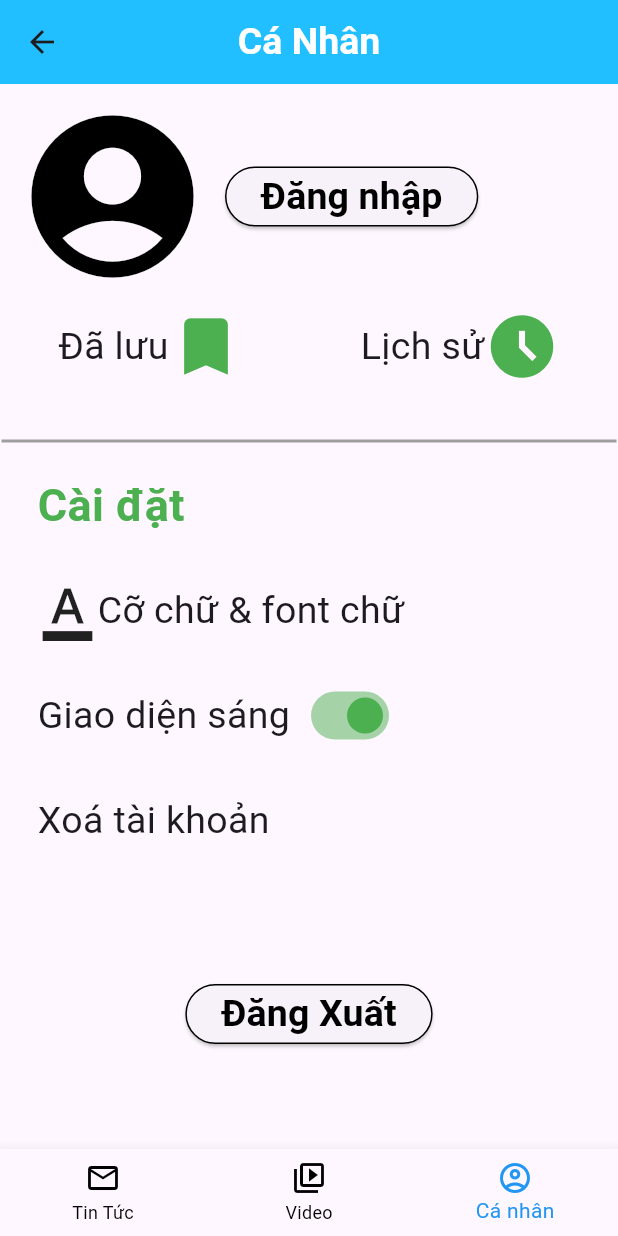
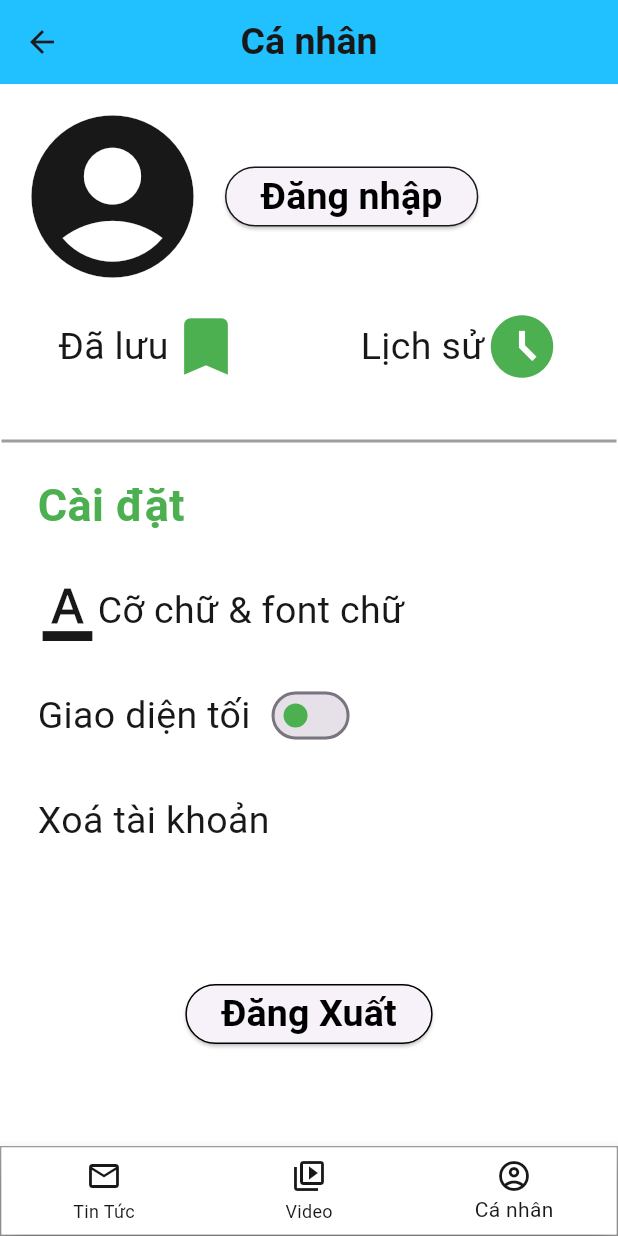
Before and after one commit to nhattruonghaki/DoAnTinTuc, a Flutter app: the CaNhan screen opened by its route, on a phone screen of 412 x 824 dp. Run offline on Flutter 3.47's test engine with Material 3 defaults, Android fonts, the phone set to English and light mode, and no system bars.

Commit message:
Trang main sửa lại void main, TrangCaNhan thêm dòng 20,22,23,26 sửa lại các color, textcolor và cách chuyển trang, Các trang còn lại cũng gần giống TrangCaNhan

```diff
--- /dev/null
+++ b/itnew/lib/Models/ThemeProvider.dart
@@ -0,0 +1,12 @@
+import 'package:flutter/foundation.dart';
+
+class ThemeProvider extends ChangeNotifier {
+  bool _isDarkMode = false;
+
+  bool get isDarkMode => _isDarkMode;
+
+  void toggleTheme() {
+    _isDarkMode = !_isDarkMode;
+    notifyListeners();
+  }
+}
--- a/itnew/lib/Views/BottomNavi.dart
+++ b/itnew/lib/Views/BottomNavi.dart
@@ -1,4 +1,6 @@
 import 'package:flutter/material.dart';
+import 'package:provider/provider.dart';
+import '../Models/ThemeProvider.dart';
 
 class BottomNavi extends StatelessWidget {
   const BottomNavi({super.key, required this.index});
@@ -6,9 +8,17 @@ class BottomNavi extends StatelessWidget {
 
   @override
   Widget build(BuildContext context) {
-    return BottomNavigationBar(
-      fixedColor: Colors.blue,
-      unselectedItemColor: Colors.black,
+    var themeProvider = Provider.of<ThemeProvider>(context);
+    return Container(
+      decoration: BoxDecoration(
+        border: Border.all(
+          color: Colors.grey
+        )
+      ),
+      child: BottomNavigationBar(
+      backgroundColor: themeProvider.isDarkMode ? Color.fromARGB(255, 24, 24, 24) : Colors.white,
+      fixedColor: themeProvider.isDarkMode ? Colors.blue : Color.fromARGB(255, 24, 24, 24),
+      unselectedItemColor: themeProvider.isDarkMode ? Colors.white : Color.fromARGB(255, 24, 24, 24),
       items: const [
         BottomNavigationBarItem(
           label: 'Tin Tức',
@@ -24,18 +34,19 @@ class BottomNavi extends StatelessWidget {
         if (indexOfItem == 0 && ModalRoute.of(context)?.settings.name != '/') {
           Navigator.popUntil(context, (route) => route.isFirst);
           Navigator.pushReplacementNamed(context, '/');
-        }
+        } else
         if (indexOfItem == 1 &&
             ModalRoute.of(context)?.settings.name != '/video') {
           Navigator.popUntil(context, (route) => route.isFirst);
           Navigator.pushNamed(context, '/video');
-        }
+        } else
         if (indexOfItem == 2 &&
             ModalRoute.of(context)?.settings.name != '/canhan') {
           Navigator.popUntil(context, (route) => route.isFirst);
           Navigator.pushNamed(context, '/canhan');
         }
       },
+    ),
     );
   }
 }
--- a/itnew/lib/Views/TrangCaNhan.dart
+++ b/itnew/lib/Views/TrangCaNhan.dart
@@ -1,5 +1,8 @@
 import 'package:flutter/material.dart';
 import 'package:itnew/Views/BottomNavi.dart';
+import 'package:flutter/services.dart';
+import 'package:provider/provider.dart';
+import '../Models/ThemeProvider.dart';
 
 class CaNhan extends StatefulWidget {
   const CaNhan({super.key});
@@ -8,19 +11,25 @@ class CaNhan extends StatefulWidget {
   State<CaNhan> createState() => _CaNhanState();
 }
 
-class _CaNhanState extends State<CaNhan> {
-  bool light = true;
-  String status = 'Giao diện sáng';
+class _CaNhanState extends State<CaNhan>{
+  bool light = false;
+  String status = 'Giao diện tối';
 
   @override
   Widget build(BuildContext context) {
+    var themeProvider = Provider.of<ThemeProvider>(context);
+
+    Color scaffoldBackgroundColor = themeProvider.isDarkMode ? Color.fromARGB(255, 24, 24, 24) : Colors.white;
+    Color textColor = themeProvider.isDarkMode ? Colors.white : Color.fromARGB(255, 24, 24, 24);
+
     return Scaffold(
+      backgroundColor: scaffoldBackgroundColor,
       appBar: AppBar(
         backgroundColor: const Color.fromARGB(222, 0, 183, 255),
         title: const Text(
-          'Cá Nhân',
+          'Cá nhân',
           style: TextStyle(
-              fontWeight: FontWeight.bold, fontSize: 25, color: Colors.white),
+              fontWeight: FontWeight.bold, fontSize: 25, color: Color.fromARGB(255, 24, 24, 24)),
         ),
         centerTitle: true,
       ),
@@ -34,22 +43,22 @@ class _CaNhanState extends State<CaNhan> {
                 Container(
                   decoration: const BoxDecoration(shape: BoxShape.circle),
                   padding: const EdgeInsets.all(10),
-                  child: const ClipOval(
+                  child: ClipOval(
                     child: Icon(
                       Icons.account_circle,
                       size: 130,
-                      color: Colors.black,
+                      color: textColor,
                     ),
                   ),
                 ),
                 ElevatedButton(
                   onPressed: () {},
                   style: ElevatedButton.styleFrom(
-                    side: const BorderSide(
-                      color: Colors.black, // Màu của viền
+                    side: BorderSide(
+                      color: textColor, // Màu của viền
                     ),
                   ),
-                  child: Text(
+                  child: const Text(
                     'Đăng nhập',
                     style: TextStyle(
                         color: Color.fromARGB(255, 0, 0, 0),
@@ -64,14 +73,14 @@ class _CaNhanState extends State<CaNhan> {
               children: [
                 GestureDetector(
                   onTap: () {
-                    Navigator.popUntil(context, (route) => route.isFirst);
+                    Navigator.popUntil(context, (route) => route.isCurrent);
                     Navigator.pushNamed(context, '/daluu');
                   },
                   child: Row(
                     children: [
                       Text(
                         'Đã lưu',
-                        style: TextStyle(fontSize: 25),
+                        style: TextStyle(fontSize: 25, color: textColor),
                       ),
                       Icon(
                         Icons
@@ -84,14 +93,14 @@ class _CaNhanState extends State<CaNhan> {
                 ),
                 GestureDetector(
                   onTap: () {
-                    Navigator.popUntil(context, (route) => route.isFirst);
+                    Navigator.popUntil(context, (route) => route.isCurrent);
                     Navigator.pushNamed(context, '/lichsu');
                   },
                   child: Row(
                     children: [
                       Text(
                         'Lịch sử',
-                        style: TextStyle(fontSize: 25),
+                        style: TextStyle(fontSize: 25, color: textColor),
                       ),
                       Icon(
                         Icons
@@ -136,7 +145,7 @@ class _CaNhanState extends State<CaNhan> {
                 ),
                 GestureDetector(
                     onTap: () {
-                      Navigator.popUntil(context, (route) => route.isFirst);
+                      Navigator.popUntil(context, (route) => route.isCurrent);
                       Navigator.pushNamed(context, '/cochuvafontchu');
                     },
                     child: Row(
@@ -144,10 +153,11 @@ class _CaNhanState extends State<CaNhan> {
                         Icon(
                           Icons.format_color_text_outlined,
                           size: 40,
+                          color: textColor,
                         ),
                         Text(
                           'Cỡ chữ & font chữ',
-                          style: TextStyle(fontSize: 25),
+                          style: TextStyle(fontSize: 25, color: textColor),
                         ),
                       ],
                     ))
@@ -161,20 +171,17 @@ class _CaNhanState extends State<CaNhan> {
                 ),
                 Text(
                   status,
-                  style: const TextStyle(fontSize: 25),
+                  style: TextStyle(fontSize: 25, color: textColor),
                 ),
                 const SizedBox(
                   width: 10,
                 ),
                 Switch(
                     activeColor: Colors.green,
-                    inactiveThumbColor: Colors.black,
-                    value: light,
+                    inactiveThumbColor: Colors.green,
+                    value: themeProvider.isDarkMode,
                     onChanged: (bool value) {
-                      setState(() {
-                        light = value;
-                        status = value ? 'Giao diện sáng' : 'Giao diện tối';
-                      });
+                      themeProvider.toggleTheme();
                     })
               ],
             ),
@@ -190,7 +197,7 @@ class _CaNhanState extends State<CaNhan> {
                     children: [
                       Text(
                         'Xoá tài khoản',
-                        style: TextStyle(fontSize: 25),
+                        style: TextStyle(fontSize: 25, color: textColor),
                       ),
                     ],
                   ),
--- a/itnew/pubspec.yaml
+++ b/itnew/pubspec.yaml
@@ -30,6 +30,8 @@ environment:
 dependencies:
   flutter:
     sdk: flutter
+  provider: ^6.1.1
+  shared_preferences: ^2.2.2
 
   # The following adds the Cupertino Icons font to your application.
   # Use with the CupertinoIcons class for iOS style icons.
```
Also changed, not shown: itnew/lib/Views/DaLuu.dart (+7 -1 lines), itnew/lib/Views/LichSu.dart (+7 -1 lines), itnew/lib/Views/TimKiem.dart (+22 -7 lines), itnew/lib/Views/TrangChu.dart (+24 -12 lines), itnew/lib/Views/TrangThongBao.dart (+7 -1 lines), itnew/lib/Views/TrangVideo.dart (+8 -1 lines), itnew/lib/main.dart (+6 -1 lines), itnew/pubspec.lock, 3 other files.
